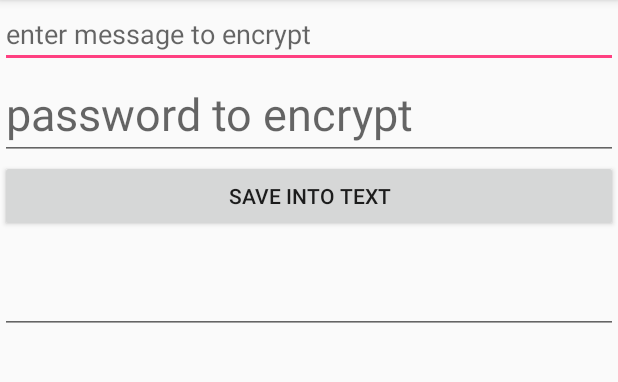
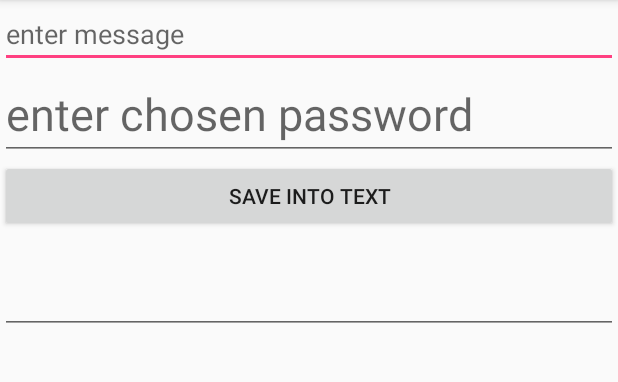
Before and after one commit to ReesRingrose/EncryptionBuddy3, an Android app: the SecondScreen screen opened directly, with no data from a screen before it, on a phone screen of 412 x 824 dp, the part 84-466 px from its top. Run offline under Robolectric (Android 15) with nearby library versions, the phone set to English and light mode, and no system bars.

Commit message:
update text

```diff
--- a/app/src/main/res/layout/encrypt_layout.xml
+++ b/app/src/main/res/layout/encrypt_layout.xml
@@ -11,7 +11,7 @@
         android:inputType="textPersonName"
         android:ems="10"
         android:id="@+id/txtInput"
-        android:hint="enter message to encrypt" />
+        android:hint="enter message " />
 
     <EditText
         android:layout_width="match_parent"
@@ -19,7 +19,7 @@
         android:inputType="textPersonName"
         android:ems="10"
         android:id="@+id/passInput"
-        android:hint="password to encrypt "
+        android:hint="enter chosen password "
         android:textSize="30sp" />
 
     <Button
```
Also changed, not shown: 2 other files.
